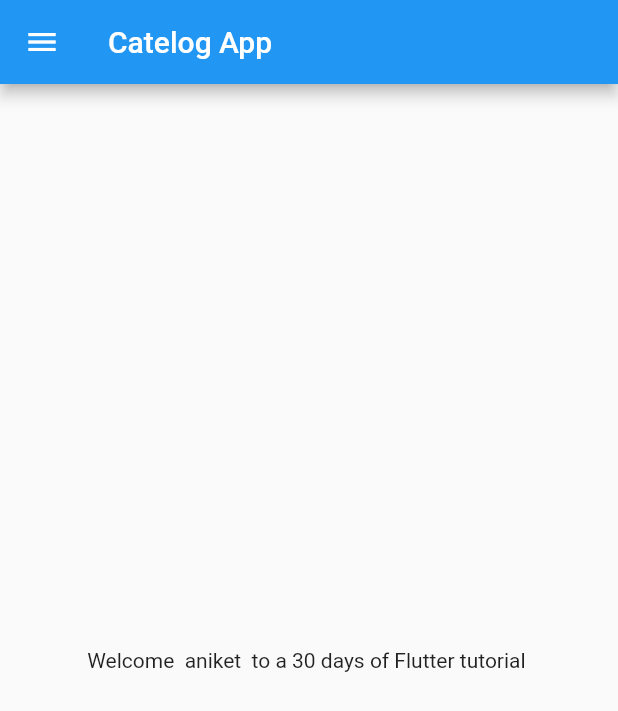
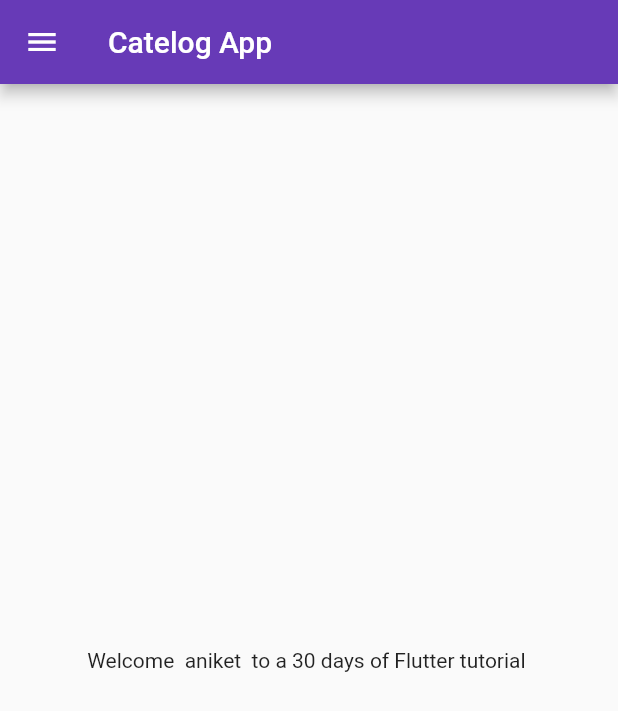
Before and after one commit to Aniket0162/30DaysOfFlutter, a Flutter app: the screen it shows after launch, on a phone screen of 412 x 824 dp. Shown: the top 711 px of the screen. Run offline on Flutter 3.47's test engine with Material 2 defaults, Android fonts, the light colour scheme and no system bars.

Commit message:
day3completed

```diff
--- a/lib/main.dart
+++ b/lib/main.dart
@@ -30,6 +30,7 @@
 // }
 
 //First wee will import library name material.dart.
+import 'package:demotest/pages/login_page.dart';
 import 'package:flutter/material.dart';
 
 import 'home_page.dart';
@@ -44,6 +45,7 @@
   const MyApp({Key? key}) : super(key: key);
 
   @override
+  // 90% of things we use in flutter is widget
   Widget build(BuildContext context) {
     // double pi = 3.14;
     // bool ismale = true;
@@ -54,7 +56,16 @@
     // final
 
     return MaterialApp(
-      home: HomePage(),
+      // home: HomePage(),
+      themeMode: ThemeMode.light,
+      theme: ThemeData(primarySwatch: Colors.deepPurple),
+      darkTheme: ThemeData(brightness: Brightness.dark),
+      initialRoute: "/home",
+      routes: {
+        "/": (context) => LoginPage(),
+        "/home": (context) => HomePage(),
+        "/login": (context) => LoginPage()
+      },
     );
   }
 }
```
Also changed, not shown: lib/pages/login_page.dart (added, +20 -0 lines).
